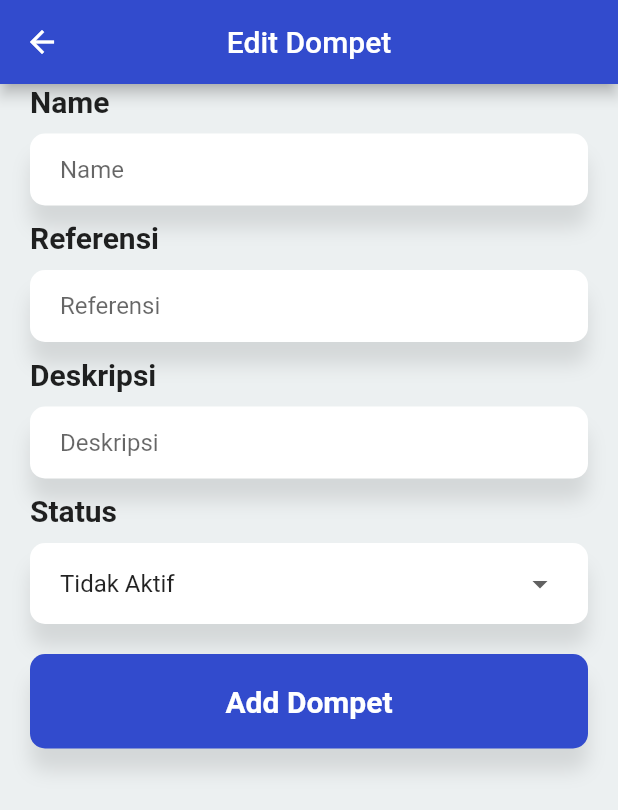
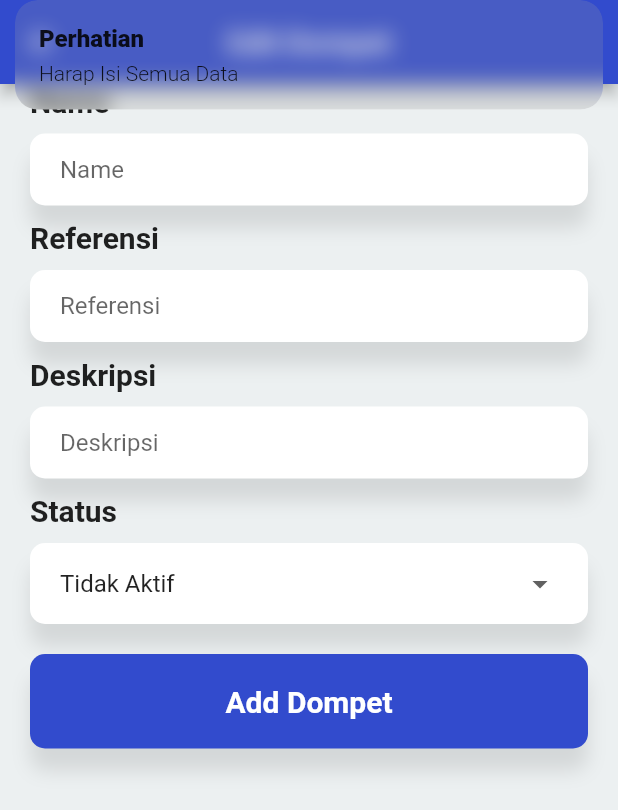
Before and after one commit to farhan1202/DompetApp, a Flutter app: the EditDompetView screen opened directly with empty values, after a tap on "Add Dompet", on a phone screen of 412 x 824 dp. Shown: the top 810 px of the screen. Run offline on Flutter 3.47's test engine with Material 2 defaults, Android fonts, the phone set to English and light mode, and no system bars; our stand-ins replace get; missing offline and left inert: dart:ffi; network calls fail.

Commit message:
menambahkan fungsi API edit dompet(done)

```diff
--- a/lib/app/modules/main/dompet/editDompet/controllers/edit_dompet_controller.dart
+++ b/lib/app/modules/main/dompet/editDompet/controllers/edit_dompet_controller.dart
@@ -1,6 +1,9 @@
 import 'package:flutter/material.dart';
 import 'package:get/get.dart';
 import 'package:mobile_pocket_app/app/data/models/allDompet.dart';
+import 'package:mobile_pocket_app/app/data/providers/dompetProvider.dart';
+import 'package:mobile_pocket_app/app/modules/main/dompet/controllers/dompet_controller.dart';
+import 'package:mobile_pocket_app/app/routes/app_pages.dart';
 
 class EditDompetController extends GetxController {
   //TODO: Implement EditDompetController
@@ -10,9 +13,57 @@ class EditDompetController extends GetxController {
 
   var dropStatus = 'Aktif'.obs;
   final items = ['Aktif', 'Tidak Aktif'];
-  final count = 0.obs;
 
   Datum data = Get.arguments;
+
+  Future<void> editDompet(
+      String name, String referensi, String deskripsi, String status) async {
+    if (name != '' || referensi != '' || deskripsi != '') {
+      String stat;
+      if (status == 'Aktif') {
+        stat = "1";
+      } else {
+        stat = "2";
+      }
+
+      try {
+        DompetsController()
+            .editDomept(
+          data.id.toString(),
+          name,
+          referensi,
+          deskripsi,
+          stat,
+        )
+            .then((value) {
+          var data = value.body;
+          if (data['status'] == "200") {
+            Get.defaultDialog(
+              title: "Sukses",
+              middleText: data['message'],
+              textConfirm: "OK",
+              onConfirm: () {
+                Get.offAllNamed(Routes.DOMPET);
+              },
+            );
+          } else {
+            Get.defaultDialog(
+              title: "Failed",
+              middleText: data['message'],
+              textConfirm: "OK",
+              onConfirm: () {
+                Get.back();
+              },
+            );
+          }
+        });
+      } catch (e) {
+        print(e.toString());
+      }
+    } else {
+      Get.snackbar("Perhatian", "Harap Isi Semua Data");
+    }
+  }
 
   @override
   void onInit() {
--- a/lib/app/modules/main/dompet/editDompet/views/edit_dompet_view.dart
+++ b/lib/app/modules/main/dompet/editDompet/views/edit_dompet_view.dart
@@ -49,7 +49,14 @@ class CustomeButton extends GetView<EditDompetController> {
   @override
   Widget build(BuildContext context) {
     return GestureDetector(
-      onTap: () {},
+      onTap: () {
+        controller.editDompet(
+          controller.nameC.text,
+          controller.referensiC.text,
+          controller.deskripsiC.text,
+          controller.dropStatus.toString(),
+        );
+      },
       child: Container(
           padding: const EdgeInsets.symmetric(horizontal: 20, vertical: 20),
           margin: const EdgeInsets.symmetric(vertical: 10, horizontal: 20),
--- a/lib/app/modules/main/dompet/views/widgets/cardItemDompet.dart
+++ b/lib/app/modules/main/dompet/views/widgets/cardItemDompet.dart
@@ -71,7 +71,7 @@ class CardItemDompet extends GetView<DompetController> {
   }
 }
 
-class SubMenuDialog extends StatelessWidget {
+class SubMenuDialog extends GetView<DompetController> {
   const SubMenuDialog({
     Key? key,
     required this.height,
@@ -122,7 +122,12 @@ class SubMenuDialog extends StatelessWidget {
           SubMenu(
             icon: Icons.close,
             title: data[i].statusId == "1" ? "Tidak Aktif" : "Aktif",
-            onTap: () {},
+            onTap: () {
+              controller.editStatDompet(
+                data[i].id.toString(),
+                data[i].statusId.toString(),
+              );
+            },
           ),
           Divider(),
         ],
```
Also changed, not shown: lib/app/data/providers/dompetProvider.dart (+27 -1 lines), lib/app/modules/main/dompet/controllers/dompet_controller.dart (+37 -0 lines).
